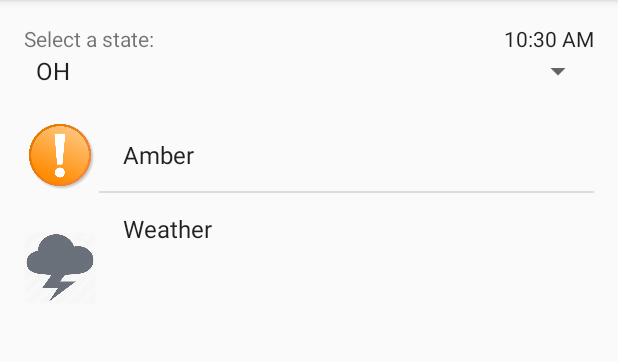
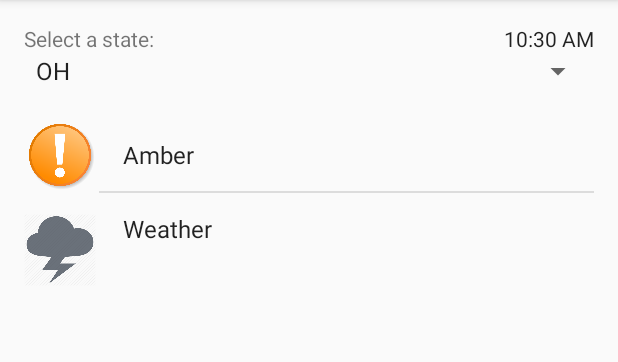
Before and after one commit to fabio-ricardo/emergency-app-android, an Android app: the screen it shows after launch (mainpage), after a tap on "OK", on a phone screen of 412 x 824 dp, the part 84-446 px from its top. Run offline under Robolectric (Android 15) with nearby library versions, the phone set to English and light mode, and no system bars.

Commit message:
Icon position adjusted

```diff
--- a/app/src/main/res/layout-v17/activity_mainpage.xml
+++ b/app/src/main/res/layout-v17/activity_mainpage.xml
@@ -56,6 +56,6 @@
         android:layout_below="@+id/imageView"
         android:layout_alignParentLeft="true"
         android:layout_alignParentStart="true"
-        android:layout_marginTop="27dp" />
+        android:layout_marginTop="15dp" />
 
 </RelativeLayout>
```
